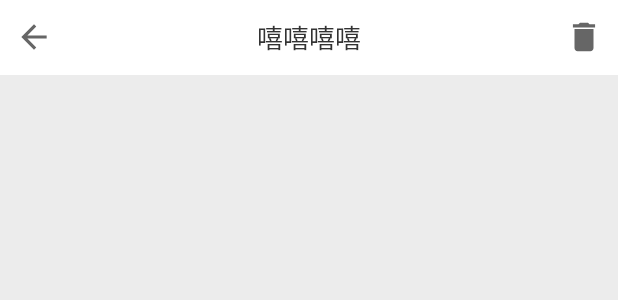
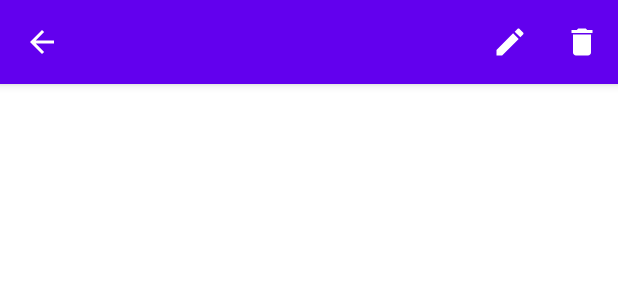
Before and after one commit to FuShaoLei/Memory, an Android app: the layout activity_detail.xml on its own in the app's theme, with its tools: preview values and no code run, on a phone screen of 412 x 824 dp. Shown: the top 300 px of the screen. Run offline under Robolectric (Android 15) with nearby library versions, the phone set to English and light mode, and no system bars.

Commit message:
图片详情页加入material design

```diff
--- /dev/null
+++ b/app/src/main/res/drawable/ic_baseline_edit_24.xml
@@ -0,0 +1,10 @@
+<vector xmlns:android="http://schemas.android.com/apk/res/android"
+    android:width="24dp"
+    android:height="24dp"
+    android:viewportWidth="24"
+    android:viewportHeight="24"
+    android:tint="?attr/colorControlNormal">
+  <path
+      android:fillColor="@android:color/white"
+      android:pathData="M3,17.25V21h3.75L17.81,9.94l-3.75,-3.75L3,17.25zM20.71,7.04c0.39,-0.39 0.39,-1.02 0,-1.41l-2.34,-2.34c-0.39,-0.39 -1.02,-0.39 -1.41,0l-1.83,1.83 3.75,3.75 1.83,-1.83z"/>
+</vector>
--- a/app/src/main/res/layout/activity_detail.xml
+++ b/app/src/main/res/layout/activity_detail.xml
@@ -1,40 +1,29 @@
 <?xml version="1.0" encoding="utf-8"?>
-<LinearLayout xmlns:android="http://schemas.android.com/apk/res/android"
+<androidx.coordinatorlayout.widget.CoordinatorLayout xmlns:android="http://schemas.android.com/apk/res/android"
+    xmlns:app="http://schemas.android.com/apk/res-auto"
     android:layout_width="match_parent"
     android:layout_height="match_parent"
     android:orientation="vertical">
 
-    <FrameLayout
+    <com.google.android.material.appbar.AppBarLayout
         android:layout_width="match_parent"
-        android:layout_height="50dp"
-        android:paddingHorizontal="@dimen/normal_horizontal_padding">
+        android:layout_height="wrap_content">
 
-        <ImageView
-            android:id="@+id/iv_back"
-            android:layout_width="@dimen/icon_size"
-            android:layout_height="@dimen/icon_size"
-            android:layout_gravity="center_vertical"
-            android:src="@drawable/ic_baseline_arrow_back_24" />
+        <com.google.android.material.appbar.MaterialToolbar
+            android:id="@+id/tool_bar"
+            style="@style/Widget.MaterialComponents.Toolbar.Primary"
+            android:layout_width="match_parent"
+            android:layout_height="?attr/actionBarSize"
+            app:menu="@menu/detail_menu"
+            app:navigationIcon="@drawable/ic_baseline_arrow_back_24" />
+    </com.google.android.material.appbar.AppBarLayout>
 
-        <TextView
-            android:text="嘻嘻嘻嘻"
-            android:id="@+id/tv_name"
-            android:textColor="#333"
-            android:textSize="17dp"
-            android:layout_gravity="center"
-            android:layout_width="wrap_content"
-            android:layout_height="wrap_content"/>
-        <ImageView
-            android:id="@+id/iv_delete"
-            android:layout_width="@dimen/icon_size"
-            android:layout_height="@dimen/icon_size"
-            android:layout_gravity="center_vertical|right"
-            android:src="@drawable/ic_baseline_delete_24" />
-    </FrameLayout>
 
     <ImageView
-        android:background="@color/colorBackgound"
         android:id="@+id/iv_detail"
         android:layout_width="match_parent"
-        android:layout_height="match_parent" />
-</LinearLayout>
+        android:layout_height="match_parent"
+        app:layout_behavior="@string/appbar_scrolling_view_behavior" />
+
+
+</androidx.coordinatorlayout.widget.CoordinatorLayout>
--- a/app/src/main/res/layout/activity_main.xml
+++ b/app/src/main/res/layout/activity_main.xml
@@ -47,6 +47,6 @@
         android:layout_height="match_parent"
         android:layout_gravity="start"
         app:headerLayout="@layout/drawer_header"
-        app:menu="@menu/draw_menu" />
+        app:menu="@menu/drawer_menu" />
 
 </androidx.drawerlayout.widget.DrawerLayout>
--- /dev/null
+++ b/app/src/main/res/menu/detail_menu.xml
@@ -0,0 +1,14 @@
+<?xml version="1.0" encoding="utf-8"?>
+<menu xmlns:android="http://schemas.android.com/apk/res/android"
+    xmlns:app="http://schemas.android.com/apk/res-auto">
+    <item
+        android:id="@+id/detail_edit"
+        android:title="修改"
+        android:icon="@drawable/ic_baseline_edit_24"
+        app:showAsAction="ifRoom" />
+    <item
+        android:id="@+id/detail_delete"
+        android:title="删除"
+        android:icon="@drawable/ic_baseline_delete_24"
+        app:showAsAction="ifRoom" />
+</menu>
```
Also changed, not shown: app/src/main/java/github/fushaolei/DetailActivity.java (+23 -22 lines), app/src/main/res/menu/drawer_menu.xml (renamed from app/src/main/res/menu/draw_menu.xml).
